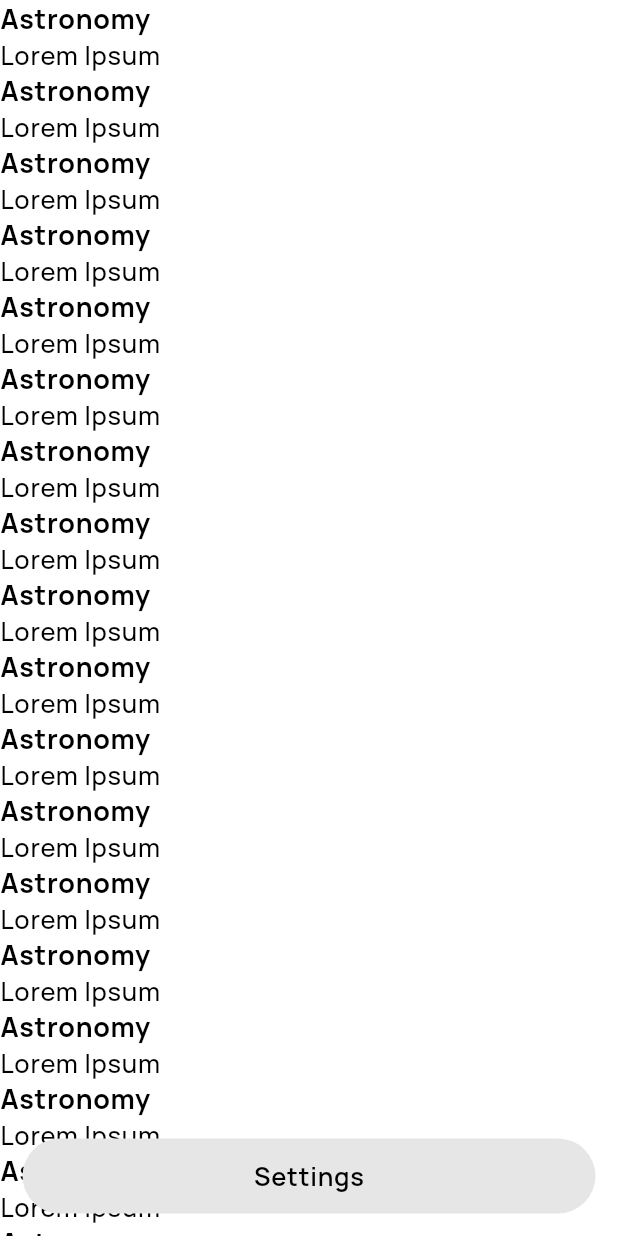
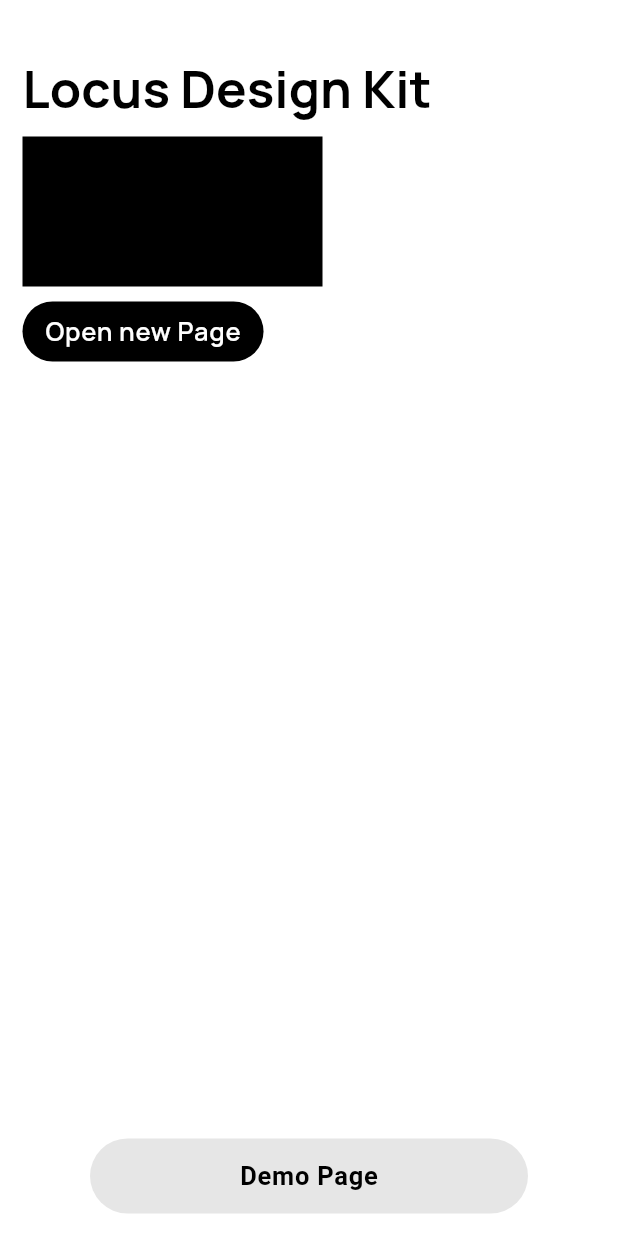
Before and after one commit to parabolahq/locus, a Flutter app: the screen it shows after launch, on a phone screen of 412 x 824 dp. Run offline on Flutter 3.47's test engine with Material 2 defaults, Android fonts, the phone set to English and light mode, and no system bars.

Commit message:
Add interactable

```diff
--- a/example/lib/main.dart
+++ b/example/lib/main.dart
@@ -14,15 +14,74 @@ class _LocusLabAppState extends State<LocusLabApp> {
   Widget build(BuildContext context) {
     return LocusApp(
       home: LocusScaffold(
-        navigationBar: NavigationBar(),
-        body: ListView.builder(
-          itemBuilder: (context, index) => Column(
-            crossAxisAlignment: CrossAxisAlignment.stretch,
-            children: [
-              Text('Astronomy', style: LocusTheme.of(context).typography.title),
-              Text('Lorem Ipsum'),
-            ],
-          ),
+        navigationBar: NavigationBar(
+          middle: Text('Demo Page'),
+        ),
+        body: Builder(
+          builder: (BuildContext context) {
+            return ListView.builder(
+              itemCount: 1,
+              padding: EdgeInsets.symmetric(
+                vertical: MediaQuery.of(context).padding.top + 40,
+                horizontal: 15,
+              ),
+              itemBuilder: (context, index) => Column(
+                crossAxisAlignment: CrossAxisAlignment.start,
+                children: [
+                  Text(
+                    'Locus Design Kit',
+                    style: LocusTheme.of(context).typography.giant,
+                  ),
+                  SizedBox(height: 10),
+                  Hero(
+                    tag: 'jopa',
+                    child: Container(
+                      color: LocusColors.black,
+                      height: 100,
+                      width: 200,
+                    ),
+                  ),
+                  SizedBox(height: 10),
+                  Interactable(
+                    onTap: () => Navigator.of(context).push(
+                      LocusPageRoute(
+                        builder: (BuildContext context) => LocusScaffold(
+                          body: Hero(
+                            tag: 'jopa',
+                            child: Container(
+                              color: LocusColors.black,
+                              height: 100,
+                              width: 100,
+                            ),
+                          ),
+                          navigationBar: NavigationBar(
+                            middle: Text('Профиль'),
+                          ),
+                        ),
+                      ),
+                    ),
+                    child: Container(
+                      decoration: BoxDecoration(
+                          color: LocusColors.black,
+                          borderRadius: BorderRadius.circular(20)),
+                      padding: const EdgeInsets.symmetric(
+                        horizontal: 15,
+                        vertical: 10,
+                      ),
+                      child: Text(
+                        'Open new Page',
+                        style: LocusTheme.of(context)
+                            .typography
+                            .body1
+                            .copyWith(color: LocusColors.white),
+                      ),
+                    ),
+                  ),
+                  SizedBox(height: 30),
+                ],
+              ),
+            );
+          },
         ),
       ),
       title: 'Lab',
--- a/lib/locus.dart
+++ b/lib/locus.dart
@@ -6,9 +6,11 @@ export 'src/core/scroll.dart';
 export 'src/core/theme.dart';
 export 'src/core/colors.dart';
 export 'src/core/route.dart';
+export 'src/core/typography.dart';
 
 // Components
 export 'src/components/scaffold.dart';
 export 'src/components/navigation_bar.dart';
+export 'src/components/interactable.dart';
 
 export 'package:flutter/widgets.dart';
--- /dev/null
+++ b/lib/src/components/interactable.dart
@@ -0,0 +1,64 @@
+import 'package:flutter/widgets.dart';
+
+class Interactable extends StatefulWidget {
+  final Widget child;
+  final Function onTap;
+
+  const Interactable({
+    Key? key,
+    required this.child,
+    required this.onTap,
+  }) : super(key: key);
+
+  @override
+  State<Interactable> createState() => _InteractableState();
+}
+
+class _InteractableState extends State<Interactable>
+    with SingleTickerProviderStateMixin {
+  late AnimationController _controller;
+
+  @override
+  void initState() {
+    super.initState();
+    _controller = AnimationController(vsync: this, value: 1);
+  }
+
+  @override
+  void dispose() {
+    _controller.dispose();
+    super.dispose();
+  }
+
+  Future<void> _animateTapDown() async {
+    await _controller.animateTo(0, duration: const Duration(milliseconds: 50));
+  }
+
+  Future<void> _animateTapUp() async {
+    await _controller.animateTo(1, duration: const Duration(milliseconds: 50));
+  }
+
+  @override
+  Widget build(BuildContext context) {
+    // TODO: Absorb taps while pressed
+
+    return GestureDetector(
+      onTapDown: (TapDownDetails details) => _animateTapDown(),
+      onTapUp: (TapUpDetails details) async {
+        await widget.onTap();
+        _animateTapUp();
+      },
+      onTapCancel: _animateTapUp,
+      child: AnimatedBuilder(
+        animation: _controller,
+        builder: (BuildContext context, Widget? child) {
+          return Opacity(
+            child: Transform.scale(scale: .8 + _controller.value * .2, child: child),
+            opacity: .7 + _controller.value * .3,
+          );
+        },
+        child: widget.child,
+      ),
+    );
+  }
+}
--- a/lib/src/components/navigation_bar.dart
+++ b/lib/src/components/navigation_bar.dart
@@ -1,19 +1,108 @@
 import 'package:flutter/widgets.dart';
+
+import 'package:locus/src/components/interactable.dart';
+import 'package:locus/src/core/colors.dart';
 import 'package:locus/src/core/theme.dart';
 
+// There's a single tag for all instances of navigation bars because they can
+// all transition between each other (per Navigator) via Hero transitions.
+const _HeroTag kDefaultHeroTag = _HeroTag(null);
+
+@immutable
+class _HeroTag {
+  const _HeroTag(this.navigator);
+
+  final NavigatorState? navigator;
+
+  @override
+  String toString() =>
+      'Default Hero tag for Locus navigation bars with navigator $navigator';
+
+  @override
+  bool operator ==(Object other) {
+    if (identical(this, other)) return true;
+
+    if (other.runtimeType != runtimeType) return false;
+
+    return other is _HeroTag && other.navigator == navigator;
+  }
+
+  @override
+  int get hashCode => identityHashCode(navigator);
+}
+
 class NavigationBar extends StatelessWidget {
+  final Widget? middle;
+  final Object heroTag;
+
+  const NavigationBar({
+    super.key,
+    this.middle,
+    this.heroTag = kDefaultHeroTag,
+  });
+
   Widget build(BuildContext context) {
-    return Container(
+    final ModalRoute<dynamic>? parentRoute = ModalRoute.of(context);
+    final bool useCloseButton =
+        parentRoute is PageRoute<dynamic> && parentRoute.canPop;
+
+    return Hero(
+      tag: heroTag == kDefaultHeroTag
+          ? _HeroTag(Navigator.of(context))
+          : heroTag,
+      flightShuttleBuilder: (
+        BuildContext flightContext,
+        Animation<double> animation,
+        HeroFlightDirection flightDirection,
+        BuildContext fromHeroContext,
+        BuildContext toHeroContext,
+      ) {
+        return RotationTransition(
+          turns: animation,
+          child: toHeroContext.widget,
+        );
+      },
+      child: Container(
         clipBehavior: Clip.antiAlias,
         decoration: BoxDecoration(
           borderRadius: BorderRadius.circular(250),
           color: Color.fromRGBO(230, 230, 230, 1),
         ),
+        padding: const EdgeInsets.all(10),
         constraints: BoxConstraints.expand(height: 50),
+        child: Row(
+          children: [
+            Expanded(
+              child: Row(
+                children: [
+                  if (useCloseButton)
+                    Interactable(
+                      onTap: () => Navigator.of(context).pop(),
+                      child: Container(
                         alignment: Alignment.center,
-      child: Text(
-        'Settings',
+                        constraints: BoxConstraints.expand(width: 40),
+                        decoration: BoxDecoration(
+                          color: LocusColors.white,
+                          borderRadius: BorderRadius.circular(20),
+                        ),
+                        child: Text('<-'),
+                      ),
+                    ),
+                ],
+              ),
+            ),
+            if (middle != null)
+              DefaultTextStyle(
                 style: LocusTheme.of(context).typography.body1,
+                child: middle!,
+              ),
+            Expanded(
+              child: Row(
+                children: [],
+              ),
+            ),
+          ],
+        ),
       ),
     );
   }
--- a/lib/src/components/scaffold.dart
+++ b/lib/src/components/scaffold.dart
@@ -25,8 +25,8 @@ class LocusScaffold extends StatelessWidget {
             Container(
               padding: EdgeInsets.only(
                 bottom: MediaQuery.of(context).padding.bottom + 15,
-                left: 15,
-                right: 15,
+                left: 60,
+                right: 60,
               ),
               alignment: Alignment.bottomCenter,
               child: navigationBar,
--- a/lib/src/core/typography.dart
+++ b/lib/src/core/typography.dart
@@ -39,32 +39,39 @@ class LocusTypography with Diagnosticable {
         package: 'locus',
         fontWeight: FontWeight.w500,
         fontSize: 17,
+        height: 1.2,
         letterSpacing: .5,
       ),
       body1: TextStyle(
+        color: data.foregroundColor,
         fontWeight: FontWeight.w600,
         fontSize: 17,
         letterSpacing: .5,
       ),
       title: TextStyle(
+        color: data.foregroundColor,
         fontWeight: FontWeight.w700,
         fontSize: 18,
       ),
       heading: TextStyle(
+        color: data.foregroundColor,
         fontWeight: FontWeight.w700,
         fontSize: 26,
         letterSpacing: 0,
       ),
       giant: TextStyle(
+        color: data.foregroundColor,
         fontWeight: FontWeight.w700,
         fontSize: 34,
         letterSpacing: 0,
       ),
       caption2: TextStyle(
+        color: data.foregroundColor,
         fontWeight: FontWeight.w600,
         fontSize: 14,
       ),
       caption1: TextStyle(
+        color: data.foregroundColor,
         fontWeight: FontWeight.w700,
         fontSize: 14,
       ),
```
Lines whose indentation alone changed are shown as unchanged.
